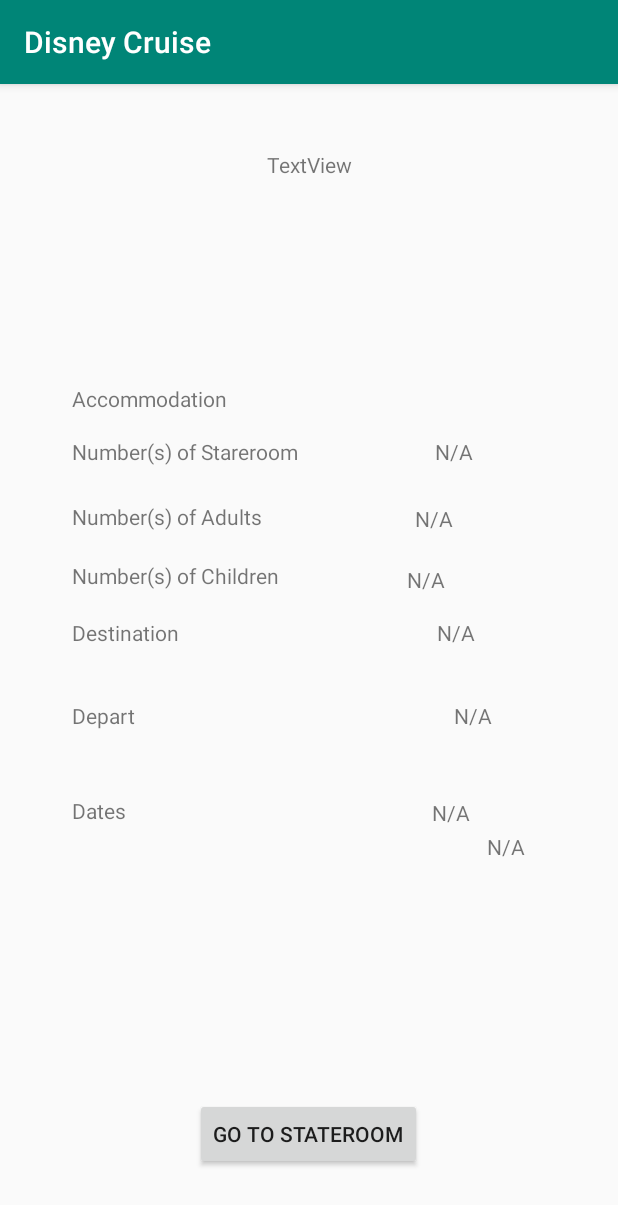
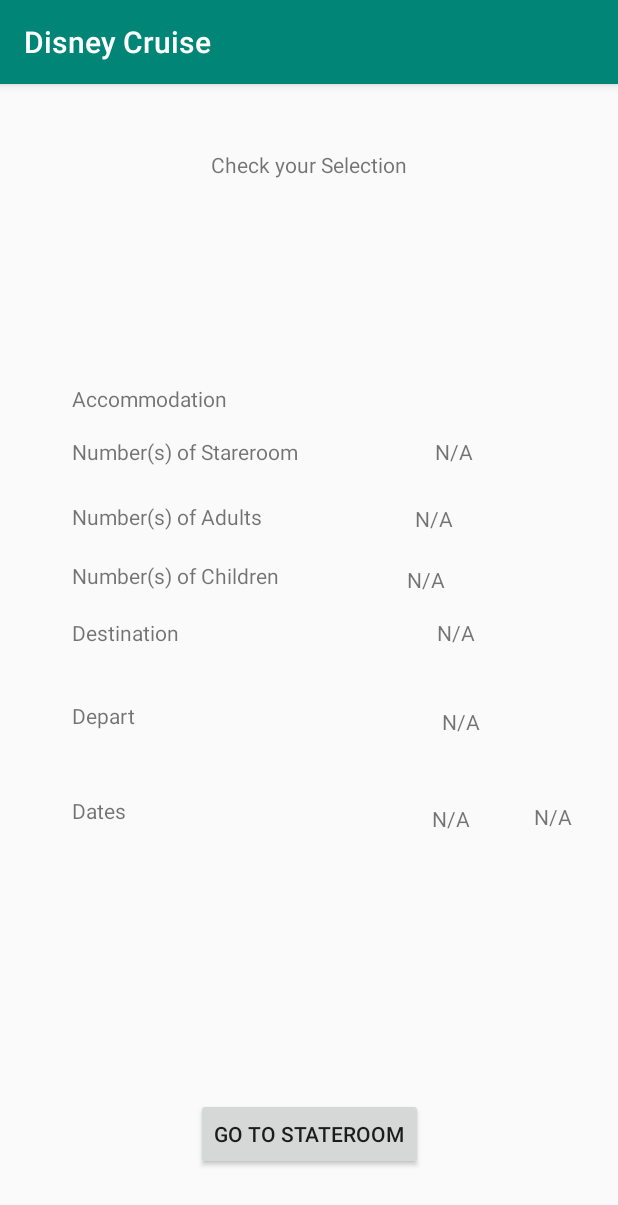
Before and after one commit to Herb2o11/MobileCruiseApp, an Android app: the ConfirmSelectionActivity screen opened directly, with no data from a screen before it, on a phone screen of 412 x 824 dp. Shown: the top 1205 px of the screen. Run offline under Robolectric (Android 15) with nearby library versions, the phone set to English and light mode, and no system bars.

Commit message:
fixing accpage and confirmation

```diff
--- a/app/src/main/java/com/example/cruiseapp/ConfirmSelectionActivity.java
+++ b/app/src/main/java/com/example/cruiseapp/ConfirmSelectionActivity.java
@@ -43,7 +43,7 @@ public class ConfirmSelectionActivity extends AppCompatActivity {
             String showDest = sharedPreferences.getString("dest"," N/A ");
             String showDepart = sharedPreferences.getString("depart","N/A");
             String showDay = sharedPreferences.getString("daySelected","N/A");
-            String showstate = sharedPreferences.getString("accNumber"," N/A ");
+            String showstate = sharedPreferences.getString("nState"," N/A ");
             String showadults = sharedPreferences.getString("adults","N/A");
             String showKids = sharedPreferences.getString("kids","N/A");
 
--- a/app/src/main/res/layout/activity_confirm_selection.xml
+++ b/app/src/main/res/layout/activity_confirm_selection.xml
@@ -11,7 +11,7 @@
         android:layout_width="wrap_content"
         android:layout_height="wrap_content"
         android:layout_marginTop="44dp"
-        android:text="TextView"
+        android:text="@string/ConfPageMessage"
         app:layout_constraintEnd_toEndOf="parent"
         app:layout_constraintStart_toStartOf="parent"
         app:layout_constraintTop_toTopOf="parent" />
@@ -67,9 +67,9 @@
         android:id="@+id/txtConDepart"
         android:layout_width="wrap_content"
         android:layout_height="wrap_content"
-        android:layout_marginTop="36dp"
-        android:layout_marginEnd="84dp"
-        android:layout_marginRight="84dp"
+        android:layout_marginTop="40dp"
+        android:layout_marginEnd="92dp"
+        android:layout_marginRight="92dp"
         android:text="TextView"
         app:layout_constraintEnd_toEndOf="parent"
         app:layout_constraintTop_toBottomOf="@+id/txtConDest" />
@@ -126,7 +126,6 @@
         android:text="@string/btnGoState"
         app:layout_constraintBottom_toBottomOf="parent"
         app:layout_constraintEnd_toEndOf="parent"
-        app:layout_constraintHorizontal_bias="0.498"
         app:layout_constraintStart_toStartOf="parent" />
 
     <TextView
@@ -135,17 +134,14 @@
         android:layout_height="wrap_content"
         android:layout_marginStart="8dp"
         android:layout_marginLeft="8dp"
-        android:layout_marginTop="8dp"
+        android:layout_marginTop="44dp"
         android:layout_marginEnd="8dp"
         android:layout_marginRight="8dp"
-        android:layout_marginBottom="8dp"
         android:text="TextView"
-        app:layout_constraintBottom_toBottomOf="parent"
         app:layout_constraintEnd_toEndOf="parent"
-        app:layout_constraintHorizontal_bias="0.0"
+        app:layout_constraintHorizontal_bias="0.578"
         app:layout_constraintStart_toEndOf="@+id/txtConMonth"
-        app:layout_constraintTop_toTopOf="parent"
-        app:layout_constraintVertical_bias="0.67" />
+        app:layout_constraintTop_toBottomOf="@+id/txtConDepart" />
 
     <TextView
         android:id="@+id/textView16"
--- a/app/src/main/res/values/strings.xml
+++ b/app/src/main/res/values/strings.xml
@@ -148,6 +148,7 @@
     <string name="addStateroom">Add Another Stateroom</string>
     <string name="btnSubmit">Submit</string>
     <string name="btnReset">Clear All</string>
+    <string name="ConfPageMessage">Check  your Selection</string>
 
 
 </resources>
```
Also changed, not shown: app/src/main/java/com/example/cruiseapp/AccommodationSelectionActivity.java (+36 -10 lines).
